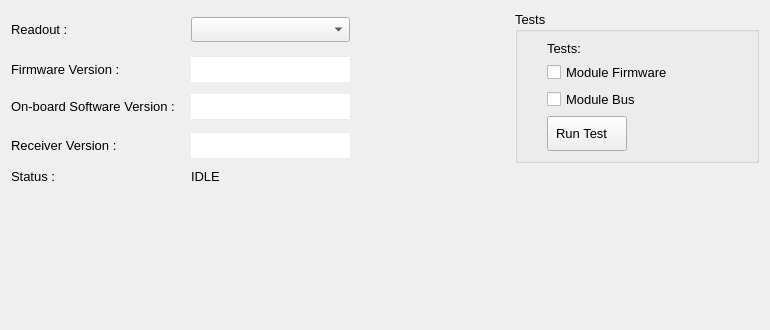
slsdetectorgroup/slsDetectorPackage, file slsDetectorGui/forms/form_tab_debugging.ui: the form before one commit.
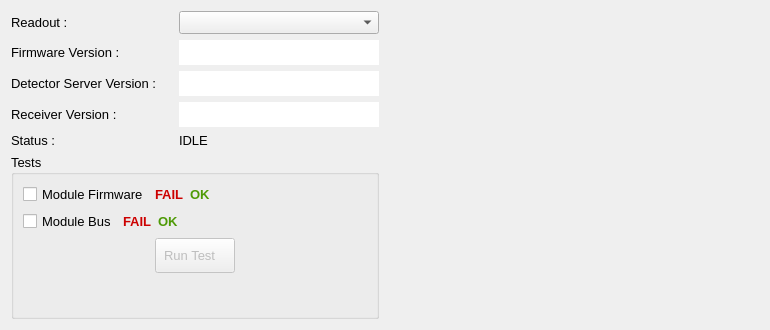
The form after the commit. Icons and pictures are not drawn.

Commit message: used form for debugging tab and fixed some fail without error message issues in server funcs

```diff
--- a/slsDetectorGui/forms/form_tab_debugging.ui
+++ b/slsDetectorGui/forms/form_tab_debugging.ui
@@ -37,188 +37,7 @@
   <property name="windowTitle">
    <string>Form</string>
   </property>
-  <layout class="QGridLayout" name="gridLayout_2">
-   <item row="2" column="2">
-    <widget class="QLineEdit" name="dispSoftwareVersion">
-     <property name="sizePolicy">
-      <sizepolicy hsizetype="Expanding" vsizetype="Fixed">
-       <horstretch>0</horstretch>
-       <verstretch>0</verstretch>
-      </sizepolicy>
-     </property>
-     <property name="minimumSize">
-      <size>
-       <width>0</width>
-       <height>25</height>
-      </size>
-     </property>
-     <property name="maximumSize">
-      <size>
-       <width>200</width>
-       <height>25</height>
-      </size>
-     </property>
-     <property name="font">
-      <font>
-       <family>Cantarell</family>
-       <pointsize>10</pointsize>
-      </font>
-     </property>
-     <property name="toolTip">
-      <string>&lt;html&gt;&lt;head/&gt;&lt;body&gt;&lt;p&gt;Sets output file name prefix&lt;/p&gt;&lt;p&gt;#fname#&lt;/p&gt;&lt;/body&gt;&lt;/html&gt;</string>
-     </property>
-     <property name="text">
-      <string/>
-     </property>
-     <property name="frame">
-      <bool>false</bool>
-     </property>
-     <property name="readOnly">
-      <bool>true</bool>
-     </property>
-    </widget>
-   </item>
-   <item row="0" column="4" rowspan="4">
-    <widget class="QGroupBox" name="groupBox">
-     <property name="sizePolicy">
-      <sizepolicy hsizetype="Expanding" vsizetype="Preferred">
-       <horstretch>0</horstretch>
-       <verstretch>0</verstretch>
-      </sizepolicy>
-     </property>
-     <property name="font">
-      <font>
-       <family>Cantarell</family>
-       <pointsize>10</pointsize>
-      </font>
-     </property>
-     <property name="focusPolicy">
-      <enum>Qt::NoFocus</enum>
-     </property>
-     <property name="title">
-      <string>Tests</string>
-     </property>
-     <layout class="QGridLayout" name="gridLayout">
-      <item row="4" column="10">
-       <widget class="QPushButton" name="btnTest">
-        <property name="sizePolicy">
-         <sizepolicy hsizetype="Fixed" vsizetype="Fixed">
-          <horstretch>0</horstretch>
-          <verstretch>0</verstretch>
-         </sizepolicy>
-        </property>
-        <property name="minimumSize">
-         <size>
-          <width>0</width>
-          <height>35</height>
-         </size>
-        </property>
-        <property name="maximumSize">
-         <size>
-          <width>16777215</width>
-          <height>35</height>
-         </size>
-        </property>
-        <property name="font">
-         <font>
-          <family>Cantarell</family>
-          <pointsize>10</pointsize>
-         </font>
-        </property>
-        <property name="text">
-         <string>Run Test   </string>
-        </property>
-        <property name="icon">
-         <iconset resource="../include/icons.qrc">
-          <normaloff>:/icons/images/start.png</normaloff>:/icons/images/start.png</iconset>
-        </property>
-       </widget>
-      </item>
-      <item row="1" column="10">
-       <widget class="QLabel" name="lblTests">
-        <property name="sizePolicy">
-         <sizepolicy hsizetype="Maximum" vsizetype="Fixed">
-          <horstretch>0</horstretch>
-          <verstretch>0</verstretch>
-         </sizepolicy>
-        </property>
-        <property name="maximumSize">
-         <size>
-          <width>200</width>
-          <height>16777215</height>
-         </size>
-        </property>
-        <property name="font">
-         <font>
-          <family>Cantarell</family>
-          <pointsize>10</pointsize>
-         </font>
-        </property>
-        <property name="text">
-         <string>Tests:</string>
-        </property>
-       </widget>
-      </item>
-      <item row="3" column="10">
-       <widget class="QCheckBox" name="chkDetectorBus">
-        <property name="minimumSize">
-         <size>
-          <width>200</width>
-          <height>0</height>
-         </size>
-        </property>
-        <property name="font">
-         <font>
-          <family>Cantarell</family>
-          <pointsize>10</pointsize>
-         </font>
-        </property>
-        <property name="focusPolicy">
-         <enum>Qt::NoFocus</enum>
-        </property>
-        <property name="text">
-         <string>Module Bus</string>
-        </property>
-       </widget>
-      </item>
-      <item row="2" column="10">
-       <widget class="QCheckBox" name="chkDetectorFirmware">
-        <property name="minimumSize">
-         <size>
-          <width>200</width>
-          <height>0</height>
-         </size>
-        </property>
-        <property name="font">
-         <font>
-          <family>Cantarell</family>
-          <pointsize>10</pointsize>
-         </font>
-        </property>
-        <property name="focusPolicy">
-         <enum>Qt::NoFocus</enum>
-        </property>
-        <property name="text">
-         <string>Module Firmware</string>
-        </property>
-       </widget>
-      </item>
-      <item row="5" column="0">
-       <spacer name="verticalSpacer">
-        <property name="orientation">
-         <enum>Qt::Vertical</enum>
-        </property>
-        <property name="sizeHint" stdset="0">
-         <size>
-          <width>20</width>
-          <height>40</height>
-         </size>
-        </property>
-       </spacer>
-      </item>
-     </layout>
-    </widget>
-   </item>
+  <layout class="QGridLayout" name="gridLayout">
    <item row="0" column="0">
     <widget class="QLabel" name="lblDetector">
      <property name="sizePolicy">
@@ -250,189 +69,6 @@
      </property>
     </widget>
    </item>
-   <item row="3" column="0">
-    <widget class="QLabel" name="lblReceiverVersion">
-     <property name="sizePolicy">
-      <sizepolicy hsizetype="Maximum" vsizetype="Preferred">
-       <horstretch>0</horstretch>
-       <verstretch>0</verstretch>
-      </sizepolicy>
-     </property>
-     <property name="minimumSize">
-      <size>
-       <width>0</width>
-       <height>0</height>
-      </size>
-     </property>
-     <property name="maximumSize">
-      <size>
-       <width>200</width>
-       <height>25</height>
-      </size>
-     </property>
-     <property name="font">
-      <font>
-       <family>Cantarell</family>
-       <pointsize>10</pointsize>
-      </font>
-     </property>
-     <property name="text">
-      <string>Receiver Version :</string>
-     </property>
-    </widget>
-   </item>
-   <item row="2" column="0">
-    <widget class="QLabel" name="lblSoftwareVersion">
-     <property name="sizePolicy">
-      <sizepolicy hsizetype="Maximum" vsizetype="Preferred">
-       <horstretch>0</horstretch>
-       <verstretch>0</verstretch>
-      </sizepolicy>
-     </property>
-     <property name="minimumSize">
-      <size>
-       <width>0</width>
-       <height>0</height>
-      </size>
-     </property>
-     <property name="maximumSize">
-      <size>
-       <width>200</width>
-       <height>25</height>
-      </size>
-     </property>
-     <property name="font">
-      <font>
-       <family>Cantarell</family>
-       <pointsize>10</pointsize>
-      </font>
-     </property>
-     <property name="text">
-      <string>On-board Software Version :</string>
-     </property>
-    </widget>
-   </item>
-   <item row="1" column="0">
-    <widget class="QLabel" name="lblFirmwareVersion">
-     <property name="sizePolicy">
-      <sizepolicy hsizetype="Maximum" vsizetype="Preferred">
-       <horstretch>0</horstretch>
-       <verstretch>0</verstretch>
-      </sizepolicy>
-     </property>
-     <property name="minimumSize">
-      <size>
-       <width>0</width>
-       <height>0</height>
-      </size>
-     </property>
-     <property name="maximumSize">
-      <size>
-       <width>200</width>
-       <height>25</height>
-      </size>
-     </property>
-     <property name="font">
-      <font>
-       <family>Cantarell</family>
-       <pointsize>10</pointsize>
-      </font>
-     </property>
-     <property name="text">
-      <string>Firmware Version :</string>
-     </property>
-    </widget>
-   </item>
-   <item row="1" column="2">
-    <widget class="QLineEdit" name="dispFirmwareVersion">
-     <property name="sizePolicy">
-      <sizepolicy hsizetype="Expanding" vsizetype="Fixed">
-       <horstretch>0</horstretch>
-       <verstretch>0</verstretch>
-      </sizepolicy>
-     </property>
-     <property name="minimumSize">
-      <size>
-       <width>0</width>
-       <height>25</height>
-      </size>
-     </property>
-     <property name="maximumSize">
-      <size>
-       <width>200</width>
-       <height>25</height>
-      </size>
-     </property>
-     <property name="font">
-      <font>
-       <family>Cantarell</family>
-       <pointsize>10</pointsize>
-      </font>
-     </property>
-     <property name="toolTip">
-      <string>&lt;html&gt;&lt;head/&gt;&lt;body&gt;&lt;p&gt;Sets output file name prefix&lt;/p&gt;&lt;p&gt;#fname#&lt;/p&gt;&lt;/body&gt;&lt;/html&gt;</string>
-     </property>
-     <property name="text">
-      <string/>
-     </property>
-     <property name="frame">
-      <bool>false</bool>
-     </property>
-     <property name="readOnly">
-      <bool>true</bool>
-     </property>
-    </widget>
-   </item>
-   <item row="4" column="2">
-    <widget class="QLabel" name="lblStatus">
-     <property name="sizePolicy">
-      <sizepolicy hsizetype="Preferred" vsizetype="Fixed">
-       <horstretch>0</horstretch>
-       <verstretch>0</verstretch>
-      </sizepolicy>
-     </property>
-     <property name="maximumSize">
-      <size>
-       <width>200</width>
-       <height>16777215</height>
-      </size>
-     </property>
-     <property name="font">
-      <font>
-       <family>Cantarell</family>
-       <pointsize>10</pointsize>
-      </font>
-     </property>
-     <property name="text">
-      <string>IDLE</string>
-     </property>
-    </widget>
-   </item>
-   <item row="4" column="0">
-    <widget class="QLabel" name="lblStatusLabel">
-     <property name="sizePolicy">
-      <sizepolicy hsizetype="Maximum" vsizetype="Fixed">
-       <horstretch>0</horstretch>
-       <verstretch>0</verstretch>
-      </sizepolicy>
-     </property>
-     <property name="maximumSize">
-      <size>
-       <width>200</width>
-       <height>25</height>
-      </size>
-     </property>
-     <property name="font">
-      <font>
-       <family>Cantarell</family>
-       <pointsize>10</pointsize>
-      </font>
-     </property>
-     <property name="text">
-      <string>Status :</string>
-     </property>
-    </widget>
-   </item>
    <item row="0" column="1">
     <spacer name="horizontalSpacer">
      <property name="orientation">
@@ -474,9 +110,40 @@
      </property>
     </widget>
    </item>
-   <item row="3" column="2">
-    <widget class="QLineEdit" name="dispReceiverVersion">
+   <item row="1" column="0">
+    <widget class="QLabel" name="lblFirmwareVersion">
      <property name="sizePolicy">
+      <sizepolicy hsizetype="Maximum" vsizetype="Preferred">
+       <horstretch>0</horstretch>
+       <verstretch>0</verstretch>
+      </sizepolicy>
+     </property>
+     <property name="minimumSize">
+      <size>
+       <width>0</width>
+       <height>0</height>
+      </size>
+     </property>
+     <property name="maximumSize">
+      <size>
+       <width>200</width>
+       <height>25</height>
+      </size>
+     </property>
+     <property name="font">
+      <font>
+       <family>Cantarell</family>
+       <pointsize>10</pointsize>
+      </font>
+     </property>
+     <property name="text">
+      <string>Firmware Version :</string>
+     </property>
+    </widget>
+   </item>
+   <item row="1" column="2">
+    <widget class="QLineEdit" name="dispFirmwareVersion">
+     <property name="sizePolicy">
       <sizepolicy hsizetype="Expanding" vsizetype="Fixed">
        <horstretch>0</horstretch>
        <verstretch>0</verstretch>
@@ -514,18 +181,76 @@
      </property>
     </widget>
    </item>
-   <item row="5" column="2">
-    <spacer name="verticalSpacer_2">
-     <property name="orientation">
-      <enum>Qt::Vertical</enum>
+   <item row="2" column="0">
+    <widget class="QLabel" name="lblSoftwareVersion">
+     <property name="sizePolicy">
+      <sizepolicy hsizetype="Maximum" vsizetype="Preferred">
+       <horstretch>0</horstretch>
+       <verstretch>0</verstretch>
+      </sizepolicy>
      </property>
-     <property name="sizeHint" stdset="0">
+     <property name="minimumSize">
       <size>
-       <width>20</width>
-       <height>40</height>
+       <width>0</width>
+       <height>0</height>
       </size>
      </property>
-    </spacer>
+     <property name="maximumSize">
+      <size>
+       <width>200</width>
+       <height>25</height>
+      </size>
+     </property>
+     <property name="font">
+      <font>
+       <family>Cantarell</family>
+       <pointsize>10</pointsize>
+      </font>
+     </property>
+     <property name="text">
+      <string>Detector Server Version :</string>
+     </property>
+    </widget>
+   </item>
+   <item row="2" column="2">
+    <widget class="QLineEdit" name="dispSoftwareVersion">
+     <property name="sizePolicy">
+      <sizepolicy hsizetype="Expanding" vsizetype="Fixed">
+       <horstretch>0</horstretch>
+       <verstretch>0</verstretch>
+      </sizepolicy>
+     </property>
+     <property name="minimumSize">
+      <size>
+       <width>0</width>
+       <height>25</height>
+      </size>
+     </property>
+     <property name="maximumSize">
+      <size>
+       <width>200</width>
+       <height>25</height>
+      </size>
+     </property>
+     <property name="font">
+      <font>
+       <family>Cantarell</family>
+       <pointsize>10</pointsize>
+      </font>
+     </property>
+     <property name="toolTip">
+      <string>&lt;html&gt;&lt;head/&gt;&lt;body&gt;&lt;p&gt;Sets output file name prefix&lt;/p&gt;&lt;p&gt;#fname#&lt;/p&gt;&lt;/body&gt;&lt;/html&gt;</string>
+     </property>
+     <property name="text">
+      <string/>
+     </property>
+     <property name="frame">
+      <bool>false</bool>
+     </property>
+     <property name="readOnly">
+      <bool>true</bool>
+     </property>
+    </widget>
    </item>
    <item row="2" column="3">
     <spacer name="horizontalSpacer_2">
@@ -540,6 +265,602 @@
      </property>
     </spacer>
    </item>
+   <item row="3" column="0">
+    <widget class="QLabel" name="lblReceiverVersion">
+     <property name="sizePolicy">
+      <sizepolicy hsizetype="Maximum" vsizetype="Preferred">
+       <horstretch>0</horstretch>
+       <verstretch>0</verstretch>
+      </sizepolicy>
+     </property>
+     <property name="minimumSize">
+      <size>
+       <width>0</width>
+       <height>0</height>
+      </size>
+     </property>
+     <property name="maximumSize">
+      <size>
+       <width>200</width>
+       <height>25</height>
+      </size>
+     </property>
+     <property name="font">
+      <font>
+       <family>Cantarell</family>
+       <pointsize>10</pointsize>
+      </font>
+     </property>
+     <property name="text">
+      <string>Receiver Version :</string>
+     </property>
+    </widget>
+   </item>
+   <item row="3" column="2">
+    <widget class="QLineEdit" name="dispReceiverVersion">
+     <property name="sizePolicy">
+      <sizepolicy hsizetype="Expanding" vsizetype="Fixed">
+       <horstretch>0</horstretch>
+       <verstretch>0</verstretch>
+      </sizepolicy>
+     </property>
+     <property name="minimumSize">
+      <size>
+       <width>0</width>
+       <height>25</height>
+      </size>
+     </property>
+     <property name="maximumSize">
+      <size>
+       <width>200</width>
+       <height>25</height>
+      </size>
+     </property>
+     <property name="font">
+      <font>
+       <family>Cantarell</family>
+       <pointsize>10</pointsize>
+      </font>
+     </property>
+     <property name="toolTip">
+      <string>&lt;html&gt;&lt;head/&gt;&lt;body&gt;&lt;p&gt;Sets output file name prefix&lt;/p&gt;&lt;p&gt;#fname#&lt;/p&gt;&lt;/body&gt;&lt;/html&gt;</string>
+     </property>
+     <property name="text">
+      <string/>
+     </property>
+     <property name="frame">
+      <bool>false</bool>
+     </property>
+     <property name="readOnly">
+      <bool>true</bool>
+     </property>
+    </widget>
+   </item>
+   <item row="4" column="0">
+    <widget class="QLabel" name="lblStatusLabel">
+     <property name="sizePolicy">
+      <sizepolicy hsizetype="Maximum" vsizetype="Fixed">
+       <horstretch>0</horstretch>
+       <verstretch>0</verstretch>
+      </sizepolicy>
+     </property>
+     <property name="maximumSize">
+      <size>
+       <width>200</width>
+       <height>25</height>
+      </size>
+     </property>
+     <property name="font">
+      <font>
+       <family>Cantarell</family>
+       <pointsize>10</pointsize>
+      </font>
+     </property>
+     <property name="text">
+      <string>Status :</string>
+     </property>
+    </widget>
+   </item>
+   <item row="4" column="2">
+    <widget class="QLabel" name="lblStatus">
+     <property name="sizePolicy">
+      <sizepolicy hsizetype="Preferred" vsizetype="Fixed">
+       <horstretch>0</horstretch>
+       <verstretch>0</verstretch>
+      </sizepolicy>
+     </property>
+     <property name="maximumSize">
+      <size>
+       <width>200</width>
+       <height>16777215</height>
+      </size>
+     </property>
+     <property name="font">
+      <font>
+       <family>Cantarell</family>
+       <pointsize>10</pointsize>
+      </font>
+     </property>
+     <property name="text">
+      <string>IDLE</string>
+     </property>
+    </widget>
+   </item>
+   <item row="5" column="0" colspan="3">
+    <layout class="QHBoxLayout" name="horizontalLayout_5">
+     <item>
+      <widget class="QGroupBox" name="groupTest">
+       <property name="enabled">
+        <bool>true</bool>
+       </property>
+       <property name="sizePolicy">
+        <sizepolicy hsizetype="Expanding" vsizetype="Preferred">
+         <horstretch>0</horstretch>
+         <verstretch>0</verstretch>
+        </sizepolicy>
+       </property>
+       <property name="minimumSize">
+        <size>
+         <width>280</width>
+         <height>0</height>
+        </size>
+       </property>
+       <property name="font">
+        <font>
+         <family>Cantarell</family>
+         <pointsize>10</pointsize>
+        </font>
+       </property>
+       <property name="focusPolicy">
+        <enum>Qt::NoFocus</enum>
+       </property>
+       <property name="title">
+        <string>Tests</string>
+       </property>
+       <layout class="QGridLayout" name="gridLayout_2">
+        <item row="1" column="0">
+         <layout class="QHBoxLayout" name="horizontalLayout_3">
+          <item>
+           <widget class="QCheckBox" name="chkDetectorBus">
+            <property name="minimumSize">
+             <size>
+              <width>0</width>
+              <height>0</height>
+             </size>
+            </property>
+            <property name="maximumSize">
+             <size>
+              <width>150</width>
+              <height>16777215</height>
+             </size>
+            </property>
+            <property name="font">
+             <font>
+              <family>Cantarell</family>
+              <pointsize>10</pointsize>
+             </font>
+            </property>
+            <property name="focusPolicy">
+             <enum>Qt::NoFocus</enum>
+            </property>
+            <property name="text">
+             <string>Module Bus</string>
+            </property>
+           </widget>
+          </item>
+          <item>
+           <widget class="QLabel" name="lblBusTestFail">
+            <property name="sizePolicy">
+             <sizepolicy hsizetype="Preferred" vsizetype="Preferred">
+              <horstretch>0</horstretch>
+              <verstretch>0</verstretch>
+             </sizepolicy>
+            </property>
+            <property name="minimumSize">
+             <size>
+              <width>0</width>
+              <height>0</height>
+             </size>
+            </property>
+            <property name="maximumSize">
+             <size>
+              <width>200</width>
+              <height>25</height>
+             </size>
+            </property>
+            <property name="palette">
+             <palette>
+              <active>
+               <colorrole role="WindowText">
+                <brush brushstyle="SolidPattern">
+                 <color alpha="255">
+                  <red>204</red>
+                  <green>0</green>
+                  <blue>0</blue>
+                 </color>
+                </brush>
+               </colorrole>
+              </active>
+              <inactive>
+               <colorrole role="WindowText">
+                <brush brushstyle="SolidPattern">
+                 <color alpha="255">
+                  <red>204</red>
+                  <green>0</green>
+                  <blue>0</blue>
+                 </color>
+                </brush>
+               </colorrole>
+              </inactive>
+              <disabled>
+               <colorrole role="WindowText">
+                <brush brushstyle="SolidPattern">
+                 <color alpha="255">
+                  <red>190</red>
+                  <green>190</green>
+                  <blue>190</blue>
+                 </color>
+                </brush>
+               </colorrole>
+              </disabled>
+             </palette>
+            </property>
+            <property name="font">
+             <font>
+              <family>Cantarell</family>
+              <pointsize>10</pointsize>
+              <weight>75</weight>
+              <bold>true</bold>
+             </font>
+            </property>
+            <property name="text">
+             <string>FAIL</string>
+            </property>
+           </widget>
+          </item>
+          <item>
+           <widget class="QLabel" name="lblBusTestOk">
+            <property name="sizePolicy">
+             <sizepolicy hsizetype="Preferred" vsizetype="Preferred">
+              <horstretch>0</horstretch>
+              <verstretch>0</verstretch>
+             </sizepolicy>
+            </property>
+            <property name="minimumSize">
+             <size>
+              <width>0</width>
+              <height>0</height>
+             </size>
+            </property>
+            <property name="maximumSize">
+             <size>
+              <width>200</width>
+              <height>25</height>
+             </size>
+            </property>
+            <property name="palette">
+             <palette>
+              <active>
+               <colorrole role="WindowText">
+                <brush brushstyle="SolidPattern">
+                 <color alpha="255">
+                  <red>78</red>
+                  <green>154</green>
+                  <blue>6</blue>
+                 </color>
+                </brush>
+               </colorrole>
+              </active>
+              <inactive>
+               <colorrole role="WindowText">
+                <brush brushstyle="SolidPattern">
+                 <color alpha="255">
+                  <red>78</red>
+                  <green>154</green>
+                  <blue>6</blue>
+                 </color>
+                </brush>
+               </colorrole>
+              </inactive>
+              <disabled>
+               <colorrole role="WindowText">
+                <brush brushstyle="SolidPattern">
+                 <color alpha="255">
+                  <red>190</red>
+                  <green>190</green>
+                  <blue>190</blue>
+                 </color>
+                </brush>
+               </colorrole>
+              </disabled>
+             </palette>
+            </property>
+            <property name="font">
+             <font>
+              <family>Cantarell</family>
+              <pointsize>10</pointsize>
+              <weight>75</weight>
+              <bold>true</bold>
+             </font>
+            </property>
+            <property name="text">
+             <string>OK</string>
+            </property>
+           </widget>
+          </item>
+          <item>
+           <spacer name="horizontalSpacer_4">
+            <property name="orientation">
+             <enum>Qt::Horizontal</enum>
+            </property>
+            <property name="sizeHint" stdset="0">
+             <size>
+              <width>40</width>
+              <height>20</height>
+             </size>
+            </property>
+           </spacer>
+          </item>
+         </layout>
+        </item>
+        <item row="2" column="0">
+         <layout class="QHBoxLayout" name="horizontalLayout_4">
+          <item>
+           <widget class="QPushButton" name="btnTest">
+            <property name="enabled">
+             <bool>false</bool>
+            </property>
+            <property name="sizePolicy">
+             <sizepolicy hsizetype="Fixed" vsizetype="Fixed">
+              <horstretch>0</horstretch>
+              <verstretch>0</verstretch>
+             </sizepolicy>
+            </property>
+            <property name="minimumSize">
+             <size>
+              <width>0</width>
+              <height>35</height>
+             </size>
+            </property>
+            <property name="maximumSize">
+             <size>
+              <width>16777215</width>
+              <height>35</height>
+             </size>
+            </property>
+            <property name="font">
+             <font>
+              <family>Cantarell</family>
+              <pointsize>10</pointsize>
+             </font>
+            </property>
+            <property name="text">
+             <string>Run Test   </string>
+            </property>
+            <property name="icon">
+             <iconset resource="../include/icons.qrc">
+              <normaloff>:/icons/images/start.png</normaloff>:/icons/images/start.png</iconset>
+            </property>
+           </widget>
+          </item>
+         </layout>
+        </item>
+        <item row="0" column="0">
+         <layout class="QHBoxLayout" name="horizontalLayout_2">
+          <item>
+           <widget class="QCheckBox" name="chkDetectorFirmware">
+            <property name="minimumSize">
+             <size>
+              <width>0</width>
+              <height>0</height>
+             </size>
+            </property>
+            <property name="maximumSize">
+             <size>
+              <width>150</width>
+              <height>16777215</height>
+             </size>
+            </property>
+            <property name="font">
+             <font>
+              <family>Cantarell</family>
+              <pointsize>10</pointsize>
+             </font>
+            </property>
+            <property name="focusPolicy">
+             <enum>Qt::NoFocus</enum>
+            </property>
+            <property name="text">
+             <string>Module Firmware</string>
+            </property>
+           </widget>
+          </item>
+          <item>
+           <widget class="QLabel" name="lblFwTestFail">
+            <property name="sizePolicy">
+             <sizepolicy hsizetype="Preferred" vsizetype="Preferred">
+              <horstretch>0</horstretch>
+              <verstretch>0</verstretch>
+             </sizepolicy>
+            </property>
+            <property name="minimumSize">
+             <size>
+              <width>0</width>
+              <height>0</height>
+             </size>
+            </property>
+            <property name="maximumSize">
+             <size>
+              <width>200</width>
+              <height>25</height>
+             </size>
+            </property>
+            <property name="palette">
+             <palette>
+              <active>
+               <colorrole role="WindowText">
+                <brush brushstyle="SolidPattern">
+                 <color alpha="255">
+                  <red>204</red>
+                  <green>0</green>
+                  <blue>0</blue>
+                 </color>
+                </brush>
+               </colorrole>
+              </active>
+              <inactive>
+               <colorrole role="WindowText">
+                <brush brushstyle="SolidPattern">
+                 <color alpha="255">
+                  <red>204</red>
+                  <green>0</green>
+                  <blue>0</blue>
+                 </color>
+                </brush>
+               </colorrole>
+              </inactive>
+              <disabled>
+               <colorrole role="WindowText">
+                <brush brushstyle="SolidPattern">
+                 <color alpha="255">
+                  <red>190</red>
+                  <green>190</green>
+                  <blue>190</blue>
+                 </color>
+                </brush>
+               </colorrole>
+              </disabled>
+             </palette>
+            </property>
+            <property name="font">
+             <font>
+              <family>Cantarell</family>
+              <pointsize>10</pointsize>
+              <weight>75</weight>
+              <bold>true</bold>
+             </font>
+            </property>
+            <property name="text">
+             <string>FAIL</string>
+            </property>
+           </widget>
+          </item>
+          <item>
+           <widget class="QLabel" name="lblFwTestOk">
+            <property name="sizePolicy">
+             <sizepolicy hsizetype="Preferred" vsizetype="Preferred">
+              <horstretch>0</horstretch>
+              <verstretch>0</verstretch>
+             </sizepolicy>
+            </property>
+            <property name="minimumSize">
+             <size>
+              <width>0</width>
+              <height>0</height>
+             </size>
+            </property>
+            <property name="maximumSize">
+             <size>
+              <width>200</width>
+              <height>25</height>
+             </size>
+            </property>
+            <property name="palette">
+             <palette>
+              <active>
+               <colorrole role="WindowText">
+                <brush brushstyle="SolidPattern">
+                 <color alpha="255">
+                  <red>78</red>
+                  <green>154</green>
+                  <blue>6</blue>
+                 </color>
+                </brush>
+               </colorrole>
+              </active>
+              <inactive>
+               <colorrole role="WindowText">
+                <brush brushstyle="SolidPattern">
+                 <color alpha="255">
+                  <red>78</red>
+                  <green>154</green>
+                  <blue>6</blue>
+                 </color>
+                </brush>
+               </colorrole>
+              </inactive>
+              <disabled>
+               <colorrole role="WindowText">
+                <brush brushstyle="SolidPattern">
+                 <color alpha="255">
+                  <red>190</red>
+                  <green>190</green>
+                  <blue>190</blue>
+                 </color>
+                </brush>
+               </colorrole>
+              </disabled>
+             </palette>
+            </property>
+            <property name="font">
+             <font>
+              <family>Cantarell</family>
+              <pointsize>10</pointsize>
+              <weight>75</weight>
+              <bold>true</bold>
+             </font>
+            </property>
+            <property name="text">
+             <string>OK</string>
+            </property>
+           </widget>
+          </item>
+          <item>
+           <spacer name="horizontalSpacer_3">
+            <property name="orientation">
+             <enum>Qt::Horizontal</enum>
+            </property>
+            <property name="sizeHint" stdset="0">
+             <size>
+              <width>40</width>
+              <height>20</height>
+             </size>
+            </property>
+           </spacer>
+          </item>
+         </layout>
+        </item>
+        <item row="3" column="0">
+         <spacer name="verticalSpacer">
+          <property name="orientation">
+           <enum>Qt::Vertical</enum>
+          </property>
+          <property name="sizeHint" stdset="0">
+           <size>
+            <width>20</width>
+            <height>40</height>
+           </size>
+          </property>
+         </spacer>
+        </item>
+       </layout>
+      </widget>
+     </item>
+    </layout>
+   </item>
+   <item row="5" column="3">
+    <spacer name="horizontalSpacer_5">
+     <property name="orientation">
+      <enum>Qt::Horizontal</enum>
+     </property>
+     <property name="sizeHint" stdset="0">
+      <size>
+       <width>377</width>
+       <height>17</height>
+      </size>
+     </property>
+    </spacer>
+   </item>
   </layout>
  </widget>
  <resources>
```
The commit also changes 3 other files.
